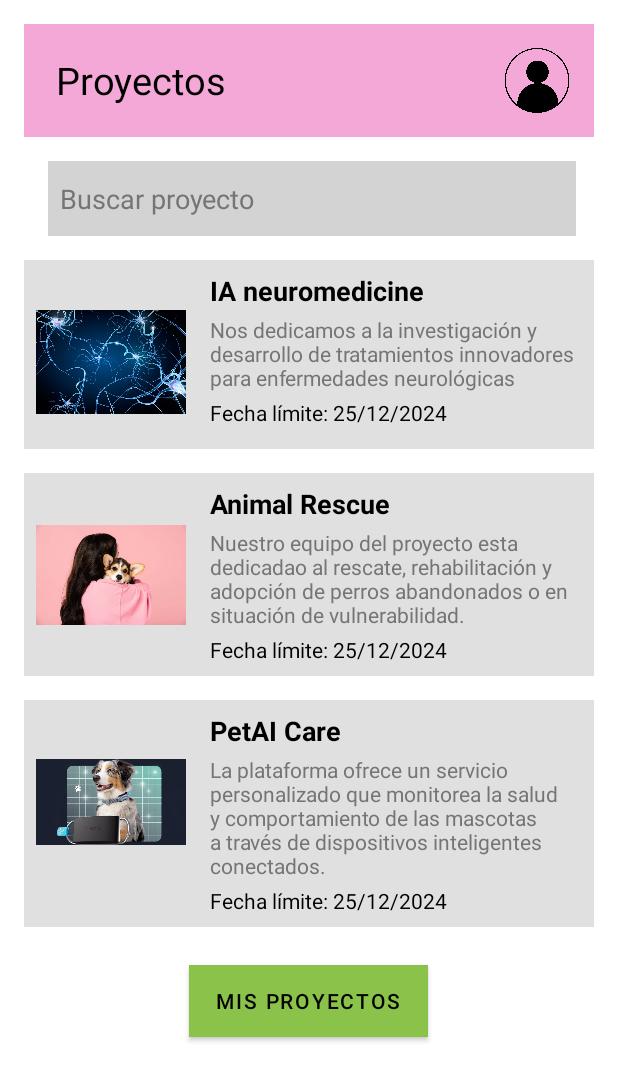
After one commit to Josue-Echeverria/ProyectoAP, an Android app: the layout proyectos.xml on its own in the app's theme, with its tools: preview values and no code run, on a phone screen of 412 x 824 dp. The commit adds this screen. Shown: the top 1081 px of the screen. Run offline under Robolectric (Android 15) with nearby library versions, the phone set to English and light mode, and no system bars.

Commit message:
Pantalla proyectos
y arreglo mis donaciones

```diff
--- a/HappyBirthday/app/src/main/res/layout/mis_donaciones.xml
+++ b/HappyBirthday/app/src/main/res/layout/mis_donaciones.xml
@@ -41,7 +41,7 @@
     <EditText
         android:id="@+id/search_project"
         android:layout_width="352dp"
-        android:layout_height="wrap_content"
+        android:layout_height="50dp"
         android:layout_gravity="center_vertical"
         android:layout_marginStart="16dp"
         android:layout_marginTop="16dp"
@@ -52,6 +52,7 @@
         android:textColorHint="#757575" />
 
     <LinearLayout
+
         android:layout_width="match_parent"
         android:layout_height="wrap_content"
         android:orientation="horizontal"
@@ -114,7 +115,7 @@
             android:layout_width="wrap_content"
             android:layout_height="wrap_content"
             android:text="$10"
-            android:textColor="#FFFFFF"
+            android:textColor="#000000"
             android:textSize="18sp"
             android:background="#8BC34A"
             android:padding="8dp"
--- /dev/null
+++ b/HappyBirthday/app/src/main/res/layout/proyectos.xml
@@ -0,0 +1,249 @@
+<?xml version="1.0" encoding="utf-8"?>
+<LinearLayout xmlns:android="http://schemas.android.com/apk/res/android"
+    xmlns:app="http://schemas.android.com/apk/res-auto"
+    android:layout_width="match_parent"
+    android:layout_height="match_parent"
+    android:orientation="vertical"
+    android:background="#ffffff"
+    android:padding="16dp">
+
+
+    <!-- Header with Back Arrow and Title -->
+    <LinearLayout
+        android:layout_width="match_parent"
+        android:layout_height="wrap_content"
+        android:orientation="horizontal"
+        android:background="#F4A8D8"
+        android:padding="16dp">
+
+        <!-- Back Arrow -->
+
+        <!-- Title -->
+        <TextView
+            android:id="@+id/title"
+            android:layout_width="wrap_content"
+            android:layout_height="wrap_content"
+            android:layout_gravity="center_vertical"
+            android:layout_marginStart="5dp"
+            android:text="Proyectos"
+            android:textSize="25sp"
+            android:textColor="#000000" />
+        <ImageView
+            android:id="@+id/back_arrow"
+            android:layout_width="44dp"
+            android:layout_height="43dp"
+            android:layout_gravity="center_vertical"
+            android:layout_marginStart="185dp"
+            android:contentDescription="Back"
+            android:src="@drawable/perfil" />
+
+
+    </LinearLayout>
+    <!-- Project Card -->
+    <EditText
+        android:id="@+id/search_project"
+        android:layout_width="352dp"
+        android:layout_height="50dp"
+        android:layout_gravity="center_vertical"
+        android:layout_marginStart="16dp"
+        android:layout_marginTop="16dp"
+        android:background="#D3D3D3"
+        android:hint="Buscar proyecto"
+        android:padding="8dp"
+        android:textColor="#000000"
+        android:textColorHint="#757575" />
+
+    <LinearLayout
+
+        android:layout_width="match_parent"
+        android:layout_height="wrap_content"
+        android:orientation="horizontal"
+        android:background="#E0E0E0"
+        android:padding="8dp"
+        android:layout_marginTop="16dp"
+        >
+
+        <!-- Project Image -->
+
+        <!-- Project Info -->
+        <ImageView
+            android:id="@+id/project_image1"
+            android:layout_width="100dp"
+            android:layout_marginTop="10dp"
+            android:layout_height="100dp"
+            android:src="@drawable/neuromedicinePP" />
+
+        <LinearLayout
+            android:layout_width="0dp"
+            android:layout_height="wrap_content"
+            android:orientation="vertical"
+            android:layout_weight="1"
+            android:layout_marginStart="16dp">
+
+            <!-- Project Title -->
+            <TextView
+                android:id="@+id/project_title1"
+                android:layout_width="wrap_content"
+                android:layout_height="wrap_content"
+                android:text="IA neuromedicine"
+                android:textSize="18sp"
+                android:textColor="#000000"
+                android:textStyle="bold" />
+
+            <!-- Project Description -->
+            <TextView
+                android:id="@+id/project_description1"
+                android:layout_width="wrap_content"
+                android:layout_height="wrap_content"
+                android:text="Nos dedicamos a la investigación y desarrollo de tratamientos innovadores para enfermedades neurológicas"
+                android:textSize="14sp"
+                android:textColor="#757575"
+                android:layout_marginTop="4dp" />
+
+            <!-- Project Deadline -->
+            <TextView
+                android:id="@+id/project_deadline1"
+                android:layout_width="wrap_content"
+                android:layout_height="wrap_content"
+                android:text="Fecha límite: 25/12/2024"
+                android:textSize="14sp"
+                android:textColor="#000000"
+                android:layout_marginTop="4dp" />
+        </LinearLayout>
+
+    </LinearLayout>
+
+    <LinearLayout
+
+        android:layout_width="match_parent"
+        android:layout_height="wrap_content"
+        android:orientation="horizontal"
+        android:background="#E0E0E0"
+        android:padding="8dp"
+        android:layout_marginTop="16dp"
+        >
+
+        <!-- Project Image -->
+
+        <!-- Project Info -->
+        <ImageView
+            android:id="@+id/project_image2"
+            android:layout_width="100dp"
+            android:layout_marginTop="10dp"
+            android:layout_height="100dp"
+            android:src="@drawable/animalrescue" />
+
+        <LinearLayout
+            android:layout_width="0dp"
+            android:layout_height="wrap_content"
+            android:orientation="vertical"
+            android:layout_weight="1"
+            android:layout_marginStart="16dp">
+
+            <!-- Project Title -->
+            <TextView
+                android:id="@+id/project_title2"
+                android:layout_width="wrap_content"
+                android:layout_height="wrap_content"
+                android:text="Animal Rescue"
+                android:textSize="18sp"
+                android:textColor="#000000"
+                android:textStyle="bold" />
+
+            <!-- Project Description -->
+            <TextView
+                android:id="@+id/project_description2"
+                android:layout_width="wrap_content"
+                android:layout_height="wrap_content"
+                android:text="Nuestro equipo del proyecto esta dedicadao al rescate, rehabilitación y adopción de perros abandonados o en situación de vulnerabilidad. "
+                android:textSize="14sp"
+                android:textColor="#757575"
+                android:layout_marginTop="4dp" />
+
+            <!-- Project Deadline -->
+            <TextView
+                android:id="@+id/project_deadline2"
+                android:layout_width="wrap_content"
+                android:layout_height="wrap_content"
+                android:text="Fecha límite: 25/12/2024"
+                android:textSize="14sp"
+                android:textColor="#000000"
+                android:layout_marginTop="4dp" />
+        </LinearLayout>
+    </LinearLayout>
+
+    <LinearLayout
+
+        android:layout_width="match_parent"
+        android:layout_height="wrap_content"
+        android:orientation="horizontal"
+        android:background="#E0E0E0"
+        android:padding="8dp"
+        android:layout_marginTop="16dp"
+        >
+
+        <!-- Project Image -->
+
+        <!-- Project Info -->
+        <ImageView
+            android:id="@+id/project_image3"
+            android:layout_width="100dp"
+            android:layout_marginTop="10dp"
+            android:layout_height="100dp"
+            android:src="@drawable/petAIcarePP" />
+
+        <LinearLayout
+            android:layout_width="0dp"
+            android:layout_height="wrap_content"
+            android:layout_marginStart="16dp"
+            android:layout_weight="1"
+            android:orientation="vertical">
+
+            <!-- Project Title -->
+            <TextView
+                android:id="@+id/project_title3"
+                android:layout_width="wrap_content"
+                android:layout_height="wrap_content"
+                android:text="PetAI Care"
+                android:textColor="#000000"
+                android:textSize="18sp"
+                android:textStyle="bold" />
+
+            <!-- Project Description -->
+            <TextView
+                android:id="@+id/project_description3"
+                android:layout_width="wrap_content"
+                android:layout_height="wrap_content"
+                android:layout_marginTop="4dp"
+                android:text="La plataforma ofrece un servicio personalizado que monitorea la salud y comportamiento de las mascotas a través de dispositivos inteligentes conectados."
+                android:textColor="#757575"
+                android:textSize="14sp" />
+
+            <!-- Project Deadline -->
+            <TextView
+                android:id="@+id/project_deadline3"
+                android:layout_width="wrap_content"
+                android:layout_height="wrap_content"
+                android:layout_marginTop="4dp"
+                android:text="Fecha límite: 25/12/2024"
+                android:textColor="#000000"
+                android:textSize="14sp" />
+        </LinearLayout>
+
+    </LinearLayout>
+    <!-- Botón Verificar -->
+    <Button
+        android:id="@+id/btn_proyectos"
+        android:layout_width="159dp"
+        android:layout_height="wrap_content"
+        android:layout_gravity="center"
+        android:layout_marginTop="25dp"
+        android:background="#8BC34A"
+        android:text="Mis Proyectos"
+        android:textColor="#000000"
+        app:backgroundTint="#8BC34A" />
+
+
+
+
+</LinearLayout>
```
Also changed, not shown: HappyBirthday/app/src/main/res/drawable/animalrescue.jpg (added), HappyBirthday/app/src/main/res/drawable/perfil.png (added), HappyBirthday/app/src/main/res/drawable/petAIcarePP.jpeg (added).
